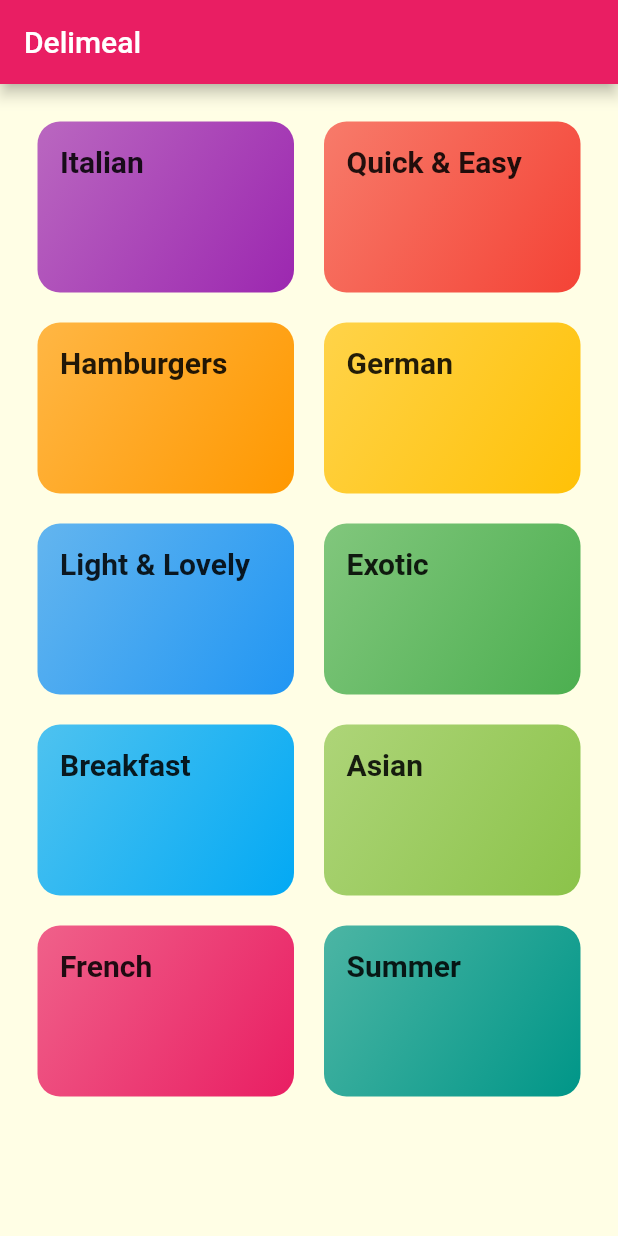
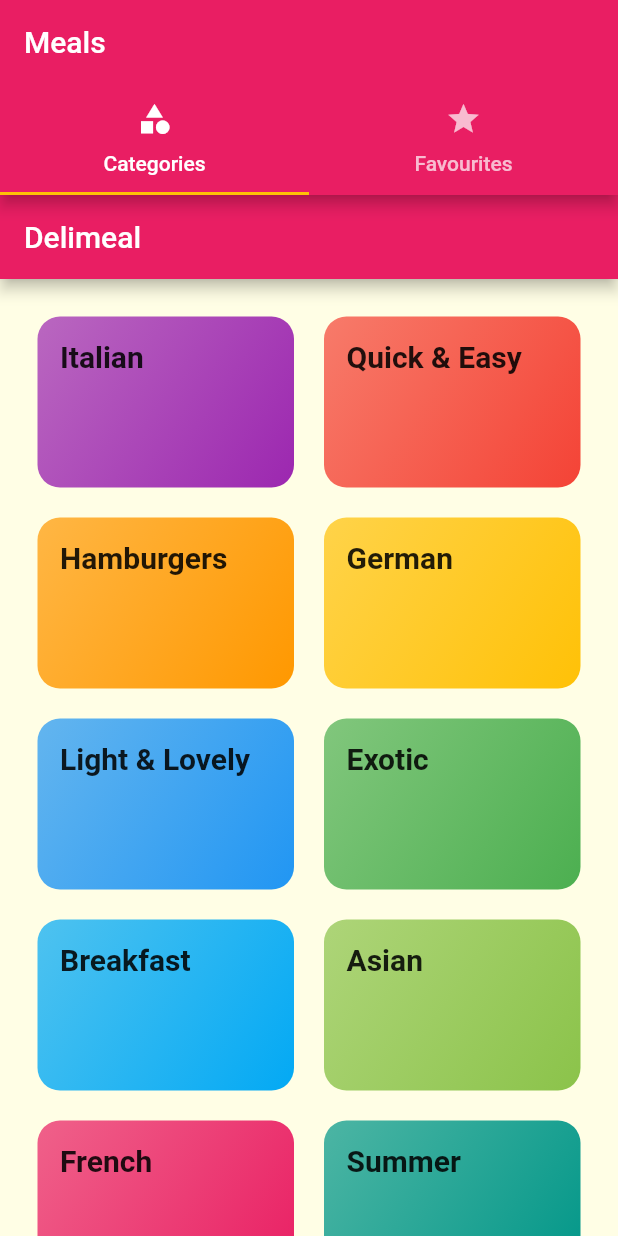
Before and after one commit to GEEPA88/meals-app, a Flutter app: the screen it shows after launch, on a phone screen of 412 x 824 dp. Run offline on Flutter 3.47's test engine with Material 2 defaults, Android fonts, the phone set to English and light mode, and no system bars; Roboto replaces fonts that are missing (Raleway, RobotCondensed).

Commit message:
adding tabbar

```diff
--- a/lib/main.dart
+++ b/lib/main.dart
@@ -1,5 +1,6 @@
 import 'package:flutter/material.dart';
 import 'package:meals_app/screens/meal_detail_screen.dart';
+import './screens/tabs_screen.dart';
 import 'screens/categories_screen.dart';
 import 'screens/category_meals_screen.dart';
 
@@ -31,7 +32,7 @@ class MyApp extends StatelessWidget {
       // home: CategoriesScreen(),
       initialRoute: '/',
       routes: {
-        '/': (ctx) => CategoriesScreen(),
+        '/': (ctx) => TabsScreen(),
         CategoryMealsScreen.routeName: (ctx) => CategoryMealsScreen(),
         MealDetailScreen.routeName: (ctx) => MealDetailScreen(),
       },
--- /dev/null
+++ b/lib/screens/tabs_screen.dart
@@ -0,0 +1,42 @@
+import 'package:flutter/material.dart';
+import 'package:meals_app/screens/favourites_screen.dart';
+import './categories_screen.dart';
+
+class TabsScreen extends StatefulWidget {
+  @override
+  _TabsScreenState createState() => _TabsScreenState();
+}
+
+class _TabsScreenState extends State<TabsScreen> {
+  @override
+  Widget build(BuildContext context) {
+    return DefaultTabController(
+      length: 2,
+      child: Scaffold(
+        appBar: AppBar(
+          title: Text('Meals'),
+          bottom: TabBar(tabs: <Widget>[
+            Tab(
+              icon: Icon(
+                Icons.category,
+              ),
+              text: 'Categories',
+            ),
+            Tab(
+              icon: Icon(
+                Icons.star,
+              ),
+              text: 'Favourites',
+            ),
+          ]),
+        ),
+        body: TabBarView(
+          children: <Widget>[
+            CategoriesScreen(),
+            FavouritesScreen(),
+          ],
+        ),
+      ),
+    );
+  }
+}
```
Also changed, not shown: lib/screens/favourites_screen.dart (added, +10 -0 lines), lib/screens/meal_detail_screen.dart (+60 -6 lines).
